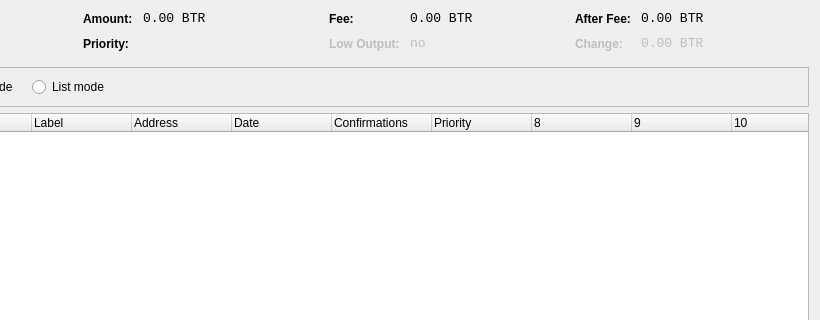
BitRewardsCoin/BitRewards, file src/qt/forms/coincontroldialog.ui: the form before one commit; both pictures show x 180 to 1000 and y 0 to 320 of the 1000 by 500 pixel window.
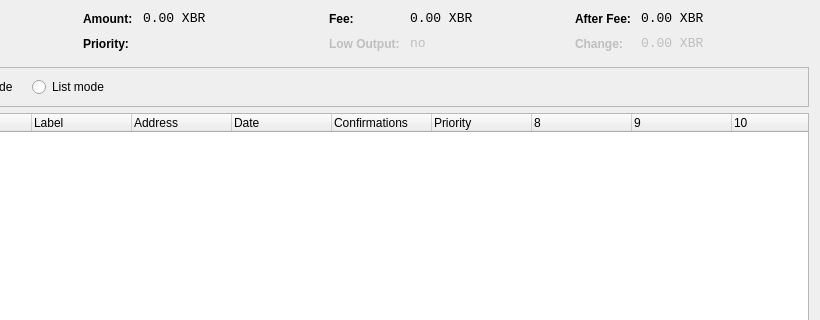
The form after the commit. Custom widgets are drawn as their Qt base class.

Diff of the .ui file:
```diff
--- a/src/qt/forms/coincontroldialog.ui
+++ b/src/qt/forms/coincontroldialog.ui
@@ -141,7 +141,7 @@
           <enum>Qt::ActionsContextMenu</enum>
          </property>
          <property name="text">
-          <string notr="true">0.00 BTR</string>
+          <string notr="true">0.00 XBR</string>
          </property>
          <property name="textInteractionFlags">
           <set>Qt::LinksAccessibleByMouse|Qt::TextSelectableByKeyboard|Qt::TextSelectableByMouse</set>
@@ -221,7 +221,7 @@
           <enum>Qt::ActionsContextMenu</enum>
          </property>
          <property name="text">
-          <string notr="true">0.00 BTR</string>
+          <string notr="true">0.00 XBR</string>
          </property>
          <property name="textInteractionFlags">
           <set>Qt::LinksAccessibleByMouse|Qt::TextSelectableByKeyboard|Qt::TextSelectableByMouse</set>
@@ -307,7 +307,7 @@
           <enum>Qt::ActionsContextMenu</enum>
          </property>
          <property name="text">
-          <string notr="true">0.00 BTR</string>
+          <string notr="true">0.00 XBR</string>
          </property>
          <property name="textInteractionFlags">
           <set>Qt::LinksAccessibleByMouse|Qt::TextSelectableByKeyboard|Qt::TextSelectableByMouse</set>
@@ -345,7 +345,7 @@
           <enum>Qt::ActionsContextMenu</enum>
          </property>
          <property name="text">
-          <string notr="true">0.00 BTR</string>
+          <string notr="true">0.00 XBR</string>
          </property>
          <property name="textInteractionFlags">
           <set>Qt::LinksAccessibleByMouse|Qt::TextSelectableByKeyboard|Qt::TextSelectableByMouse</set>
```
